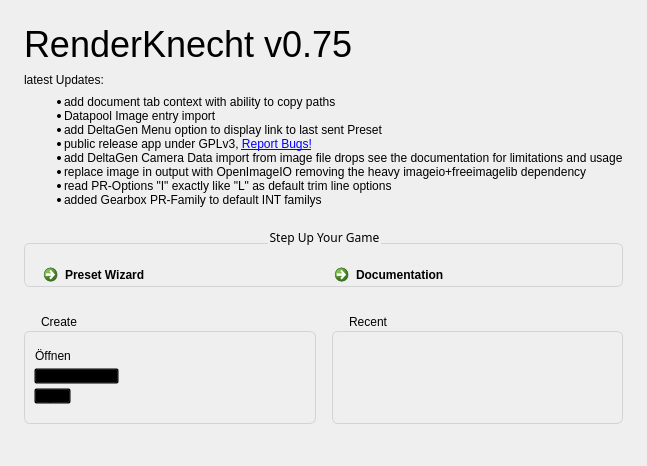
Qt form ui/knecht_welcome.ui (tappi287/RenderKnecht2) before a commit.
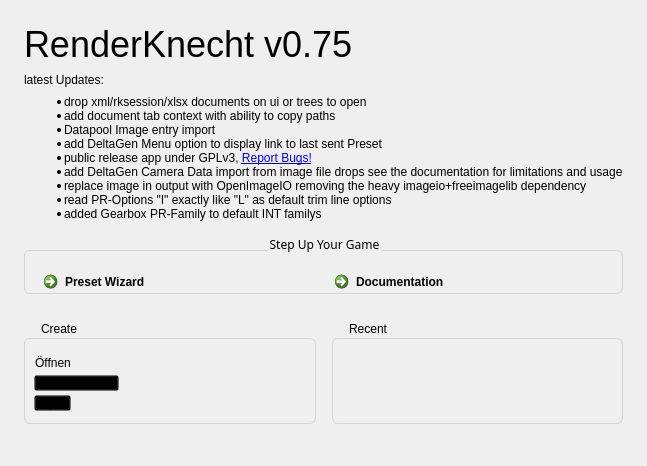
The same form after that commit. Icons and pictures are not drawn.

Commit message: add support to open files from OS open files with drag drop to window or trees fix ui loader paths relying on CWD

The edit to the form file:
```diff
--- a/ui/knecht_welcome.ui
+++ b/ui/knecht_welcome.ui
@@ -112,6 +112,7 @@
       <widget class="QLabel" name="news">
        <property name="text">
         <string>&lt;ul&gt;
+&lt;li&gt;drop xml/rksession/xlsx documents on ui or trees to open&lt;/li&gt;
 &lt;li&gt;add document tab context with ability to copy paths&lt;/li&gt;
 &lt;li&gt;Datapool Image entry import&lt;/li&gt;
 &lt;li&gt;add DeltaGen Menu option to display link to last sent Preset&lt;/li&gt;
```
The commit also changes 11 other files.
